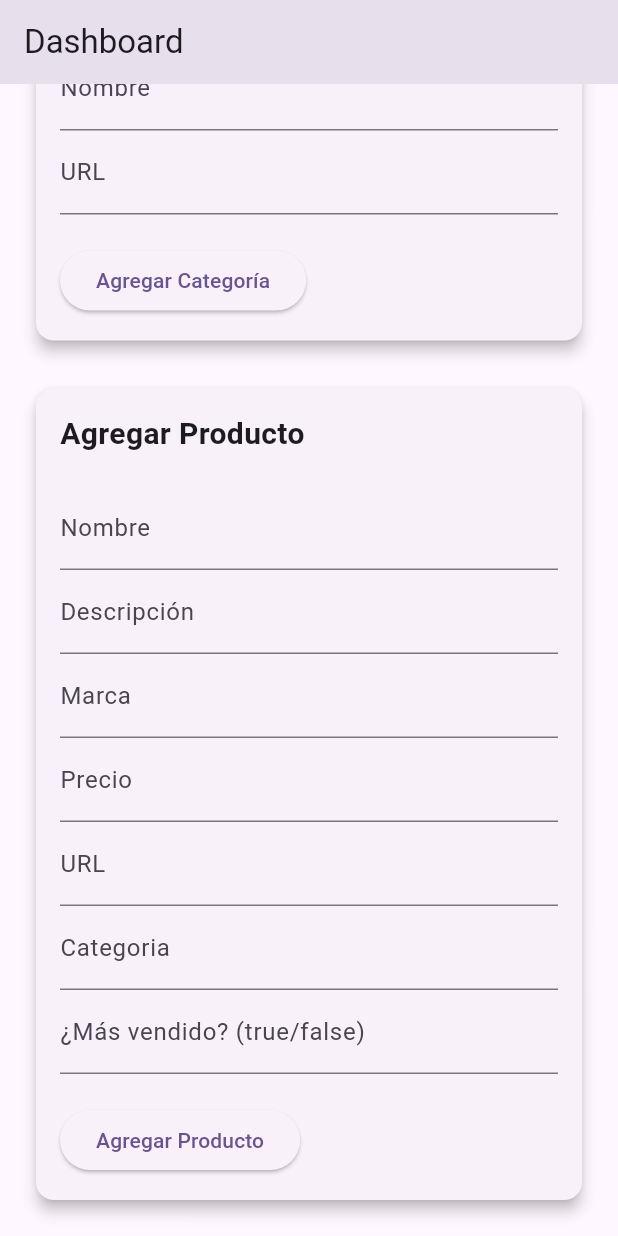
After one commit to vstrom650xt/ecommerceFlutter, a Flutter app: the screen it shows after launch, scrolled down 114 dp, after a tap on "Agregar Producto", on a phone screen of 412 x 824 dp. The commit adds this screen. Run offline on Flutter 3.47's test engine with Material 3 defaults, Android fonts, the phone set to English and light mode, and no system bars; our stand-ins replace cloud_firestore, firebase_auth, firebase_core, flutter_svg, getwidget, google_sign_in; missing offline and left inert: flutter_facebook_auth; accounts and stored records are empty; generated files the repository leaves out were written again.

Commit message:
entra como admin y rellena bien categorias

```diff
--- a/lib/apicalls/auth/ProvidersAuth.dart
+++ b/lib/apicalls/auth/ProvidersAuth.dart
@@ -100,6 +100,7 @@ class Auth {
     try {
       await FirebaseAuth.instance.sendPasswordResetEmail(email: email);
 
+
       print(
           'Se ha enviado un enlace de restablecimiento de contraseña a $email');
     } catch (e) {
--- a/lib/l10n/app_es.arb
+++ b/lib/l10n/app_es.arb
@@ -20,4 +20,5 @@
     "password": "Contraseña",
     "passwordTooltip": "* La contraseña debe tener al menos 8 caracteres \n* Al menos una letra mayúscula\n* Al menos una letra minúscula\n* Al menos un dígito\n* Al menos un carácter especial (e.g. !@#%^&*)",
     "profile": "Perfil"
+
 }
--- a/lib/main.dart
+++ b/lib/main.dart
@@ -1,4 +1,5 @@
 import 'package:ecommerce/firebase_options.dart';
+import 'package:ecommerce/screens/adminpanel/DashBoardScreen.dart';
 import 'package:ecommerce/screens/home/home_screen.dart';
 
 import 'package:firebase_core/firebase_core.dart';
@@ -33,7 +34,7 @@ class MyApp extends StatelessWidget {
         GlobalWidgetsLocalizations.delegate,
         GlobalCupertinoLocalizations.delegate,
       ],
-      home: const HomeScreen(), // Establece tu pantalla de inicio aquí
+      home: const DashboardScreen(), // Establece tu pantalla de inicio aquí
     );
   }
 }
--- /dev/null
+++ b/lib/screens/adminpanel/DashBoardScreen.dart
@@ -0,0 +1,213 @@
+import 'package:flutter/material.dart';
+import 'package:cloud_firestore/cloud_firestore.dart';
+
+class DashboardScreen extends StatelessWidget {
+  const DashboardScreen({Key? key}) : super(key: key);
+
+  @override
+  Widget build(BuildContext context) {
+    return Scaffold(
+      appBar: AppBar(
+        title: const Text('Dashboard'),
+      ),
+      body: const SingleChildScrollView(
+        padding: EdgeInsets.all(16.0),
+        child: Column(
+          crossAxisAlignment: CrossAxisAlignment.start,
+          children: [
+            AddCategoryCard(),
+            SizedBox(height: 16),
+            AddProductCard(),
+          ],
+        ),
+      ),
+    );
+  }
+}
+
+class AddCategoryCard extends StatelessWidget {
+  const AddCategoryCard({Key? key}) : super(key: key);
+
+  @override
+  Widget build(BuildContext context) {
+    final TextEditingController categoryNameController =
+    TextEditingController();
+    final TextEditingController categoryUrlController =
+    TextEditingController();
+
+    void addCategory() async {
+      String name = categoryNameController.text;
+      String url = categoryUrlController.text;
+
+      // Obtener el último número de categoría utilizado
+      QuerySnapshot querySnapshot = await FirebaseFirestore.instance.collection('categories').get();
+
+      // Obtener el número de la nueva categoría
+      int newCategoryId = 1; // Valor predeterminado si no hay categorías existentes
+      if (querySnapshot.docs.isNotEmpty) {
+        int maxCategoryNumber = 0;
+        for (var doc in querySnapshot.docs) {
+          String docId = doc.id;
+          int categoryNumber = int.parse(docId.split('_').last);
+          if (categoryNumber > maxCategoryNumber) {
+            maxCategoryNumber = categoryNumber;
+          }
+        }
+        newCategoryId = maxCategoryNumber + 1;
+      }
+
+      // Establecer un nombre específico para el nuevo documento de categoría
+      String newCategoryDocumentName = 'category_$newCategoryId';
+
+      // Agregar la nueva categoría con el nuevo nombre de documento
+      await FirebaseFirestore.instance.collection('categories').doc(newCategoryDocumentName).set({
+        'nombre': name,
+        'url': url,
+      });
+
+      categoryNameController.clear();
+      categoryUrlController.clear();
+    }
+
+
+    return Card(
+      elevation: 4,
+      margin: const EdgeInsets.all(8),
+      child: Padding(
+        padding: const EdgeInsets.all(16),
+        child: Column(
+          crossAxisAlignment: CrossAxisAlignment.start,
+          children: [
+            const Text(
+              'Agregar Categoría',
+              style: TextStyle(fontSize: 20, fontWeight: FontWeight.bold),
+            ),
+            const SizedBox(height: 20),
+            TextFormField(
+              controller: categoryNameController,
+              decoration: const InputDecoration(labelText: 'Nombre'),
+            ),
+            TextFormField(
+              controller: categoryUrlController,
+              decoration: const InputDecoration(labelText: 'URL'),
+            ),
+            const SizedBox(height: 20),
+            ElevatedButton(
+              onPressed: addCategory,
+              child: const Text('Agregar Categoría'),
+            ),
+          ],
+        ),
+      ),
+    );
+  }
+}
+
+class AddProductCard extends StatelessWidget {
+  const AddProductCard({Key? key}) : super(key: key);
+
+  @override
+  Widget build(BuildContext context) {
+    final TextEditingController productNameController =
+    TextEditingController();
+    final TextEditingController productDescriptionController =
+    TextEditingController();
+    final TextEditingController productBrandController =
+    TextEditingController();
+    final TextEditingController productPriceController =
+    TextEditingController();
+    final TextEditingController productUrlController =
+    TextEditingController();
+    final TextEditingController productCategoryController =
+    TextEditingController();
+    final TextEditingController productMostSaleController =
+    TextEditingController();
+
+    void addProduct() async {
+      String categoryId = ''; // Obtén el ID de la categoría
+      String description = productDescriptionController.text;
+      String brand = productBrandController.text;
+      bool mostSale = productMostSaleController.text.toLowerCase() == 'true';
+      String name = productNameController.text;
+      double price = double.parse(productPriceController.text);
+      String url = productUrlController.text;
+      String category = productCategoryController.text.toLowerCase();
+
+      // Obtener el ID autoincremental
+      final QuerySnapshot querySnapshot = await FirebaseFirestore.instance.collection('productos').get();
+      final int nextID = querySnapshot.size + 1;
+
+      await FirebaseFirestore.instance.collection('productos').add({
+        'id': nextID.toString(),
+        'descripcion': description,
+        'marca': brand,
+        'masVendido': mostSale,
+        'nombre': name,
+        'precio': price,
+        'categoria': category,
+        'url': url,
+      });
+
+      productNameController.clear();
+      productDescriptionController.clear();
+      productBrandController.clear();
+      productPriceController.clear();
+      productUrlController.clear();
+      productCategoryController.clear();
+      productMostSaleController.clear();
+    }
+
+    return Card(
+      elevation: 4,
+      margin: const EdgeInsets.all(8),
+      child: Padding(
+        padding: const EdgeInsets.all(16),
+        child: Column(
+          crossAxisAlignment: CrossAxisAlignment.start,
+          children: [
+            const Text(
+              'Agregar Producto',
+              style: TextStyle(fontSize: 20, fontWeight: FontWeight.bold),
+            ),
+            const SizedBox(height: 20),
+            TextFormField(
+              controller: productNameController,
+              decoration: const InputDecoration(labelText: 'Nombre'),
+            ),
+            TextFormField(
+              controller: productDescriptionController,
+              decoration: const InputDecoration(labelText: 'Descripción'),
+            ),
+            TextFormField(
+              controller: productBrandController,
+              decoration: const InputDecoration(labelText: 'Marca'),
+            ),
+            TextFormField(
+              controller: productPriceController,
+              decoration: const InputDecoration(labelText: 'Precio'),
+              keyboardType: TextInputType.number,
+            ),
+            TextFormField(
+              controller: productUrlController,
+              decoration: const InputDecoration(labelText: 'URL'),
+            ),
+            TextFormField(
+              controller: productCategoryController,
+              decoration: const InputDecoration(labelText: 'Categoria'),
+            ),
+            TextFormField(
+              controller: productMostSaleController,
+              decoration: const InputDecoration(
+                  labelText: '¿Más vendido? (true/false)'),
+            ),
+            const SizedBox(height: 20),
+            ElevatedButton(
+              onPressed: addProduct,
+              child: const Text('Agregar Producto'),
+            ),
+          ],
+        ),
+      ),
+    );
+  }
+}
--- a/lib/screens/cart/components/cart_card.dart
+++ b/lib/screens/cart/components/cart_card.dart
@@ -61,7 +61,7 @@ class CartCard extends StatelessWidget {
               ),
               const SizedBox(height: 8),
               Text(
-                "Subtotal: ${subtotal.toStringAsFixed(2)}€",
+                "Total: ${subtotal.toStringAsFixed(2)}€",
                 style: const TextStyle(
                   color: AppColors.PERSIMON,
                   fontWeight: FontWeight.bold,
--- a/pubspec.yaml
+++ b/pubspec.yaml
@@ -27,6 +27,7 @@ dependencies:
   google_sign_in_web: ^0.12.4
   provider: ^6.1.2
   flutter_cart: ^0.0.9
+  cloud_firestore: ^4.17.5
 
 
 dev_dependencies:
```
Also changed, not shown: lib/screens/login/controller/LoginControler.dart (+32 -4 lines), lib/screens/login/widgets/LoginForm.dart (+17 -9 lines), lib/screens/resetpassword/widgets/ResetPasswordForm.dart (+12 -0 lines), lib/screens/sigin/controller/ControllerSignIn.dart (+8 -16 lines), lib/screens/sigin/widgets/SignInForm.dart (+10 -18 lines), lib/screens/resetpassword/controller/ResetPasswordControler.dart (deleted), pubspec.lock, 3 other files.
